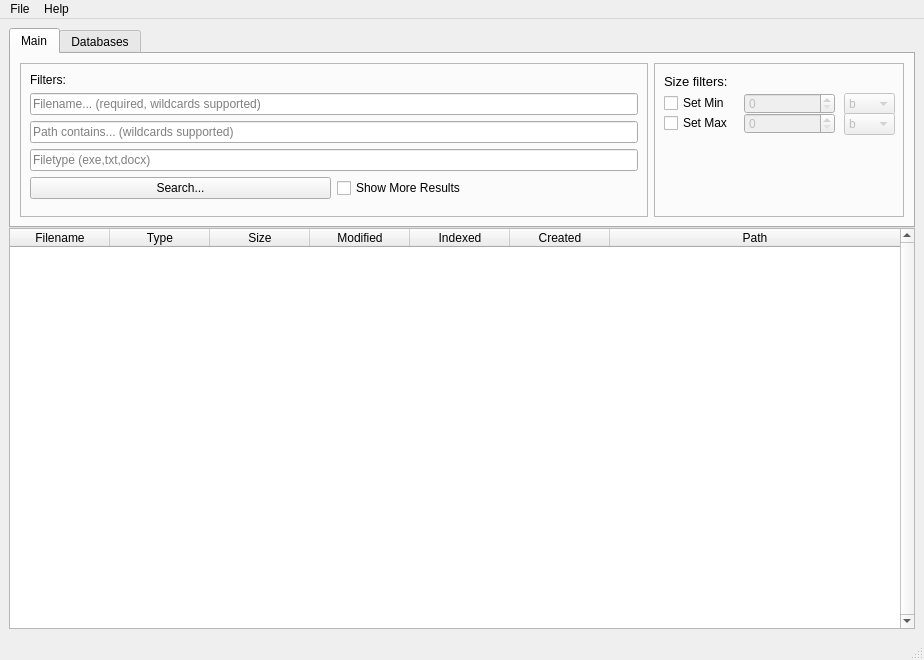
The window that ui_files/main.ui (qiwichupa/pyFileSearcher) describes before a commit, drawn with Qt 5.
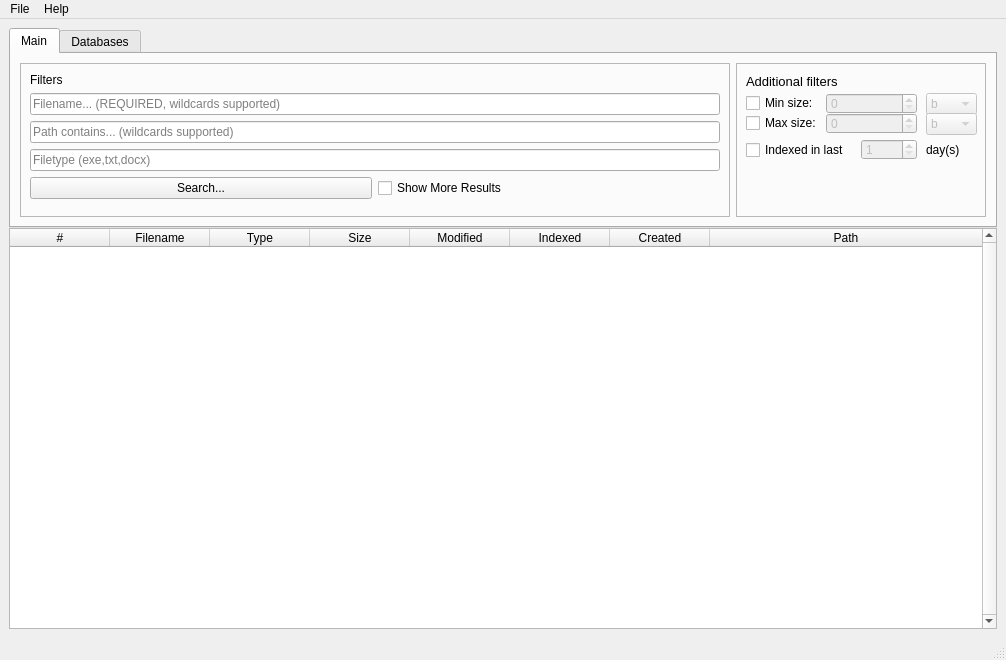
The same window after the commit.

Diff of the .ui file:
```diff
--- a/ui_files/main.ui
+++ b/ui_files/main.ui
@@ -6,7 +6,7 @@
    <rect>
     <x>0</x>
     <y>0</y>
-    <width>924</width>
+    <width>1006</width>
     <height>660</height>
    </rect>
   </property>
@@ -94,12 +94,20 @@
         <attribute name="horizontalHeaderStretchLastSection">
          <bool>true</bool>
         </attribute>
+        <attribute name="verticalHeaderVisible">
+         <bool>false</bool>
+        </attribute>
         <attribute name="verticalHeaderDefaultSectionSize">
          <number>20</number>
         </attribute>
         <attribute name="verticalHeaderMinimumSectionSize">
          <number>20</number>
         </attribute>
+        <column>
+         <property name="text">
+          <string>#</string>
+         </property>
+        </column>
         <column>
          <property name="text">
           <string>Filename</string>
@@ -171,7 +179,7 @@
              <item row="0" column="0">
               <widget class="QLabel" name="labelFilters">
                <property name="text">
-                <string>Filters:</string>
+                <string>Filters</string>
                </property>
               </widget>
              </item>
@@ -217,7 +225,7 @@
                 <string/>
                </property>
                <property name="placeholderText">
-                <string>Filename... (required, wildcards supported)</string>
+                <string>Filename... (REQUIRED, wildcards supported)</string>
                </property>
               </widget>
              </item>
@@ -297,7 +305,7 @@
               <rect>
                <x>10</x>
                <y>10</y>
-               <width>71</width>
+               <width>151</width>
                <height>16</height>
               </rect>
              </property>
@@ -310,7 +318,7 @@
               </font>
              </property>
              <property name="text">
-              <string>Size filters:</string>
+              <string>Additional filters</string>
              </property>
             </widget>
             <widget class="QSpinBox" name="FilterMaxSize">
@@ -339,7 +347,7 @@
               </rect>
              </property>
              <property name="text">
-              <string>Set Min</string>
+              <string>Min size:</string>
              </property>
             </widget>
             <widget class="QCheckBox" name="FilterMaxSizeEnabled">
@@ -352,7 +360,7 @@
               </rect>
              </property>
              <property name="text">
-              <string>Set Max</string>
+              <string>Max size:</string>
              </property>
             </widget>
             <widget class="QComboBox" name="FilterMinSizeType">
@@ -421,6 +429,54 @@
               </property>
              </item>
             </widget>
+            <widget class="QCheckBox" name="FilterIndexedLastDaysEnabled">
+             <property name="geometry">
+              <rect>
+               <x>10</x>
+               <y>77</y>
+               <width>121</width>
+               <height>20</height>
+              </rect>
+             </property>
+             <property name="toolTip">
+              <string>Indexed for the first time in the last N days. If you are looking for fresh files.</string>
+             </property>
+             <property name="text">
+              <string>Indexed in last</string>
+             </property>
+            </widget>
+            <widget class="QSpinBox" name="FilterIndexedLastDays">
+             <property name="enabled">
+              <bool>false</bool>
+             </property>
+             <property name="geometry">
+              <rect>
+               <x>125</x>
+               <y>76</y>
+               <width>56</width>
+               <height>21</height>
+              </rect>
+             </property>
+             <property name="minimum">
+              <number>1</number>
+             </property>
+             <property name="maximum">
+              <number>999</number>
+             </property>
+            </widget>
+            <widget class="QLabel" name="label">
+             <property name="geometry">
+              <rect>
+               <x>190</x>
+               <y>77</y>
+               <width>41</width>
+               <height>20</height>
+              </rect>
+             </property>
+             <property name="text">
+              <string>day(s)</string>
+             </property>
+            </widget>
            </widget>
           </item>
          </layout>
@@ -684,7 +740,7 @@
     <rect>
      <x>0</x>
      <y>0</y>
-     <width>924</width>
+     <width>1006</width>
      <height>19</height>
     </rect>
    </property>
```
Left out of the diff: 50 changed lines with no effect on the pictures.
